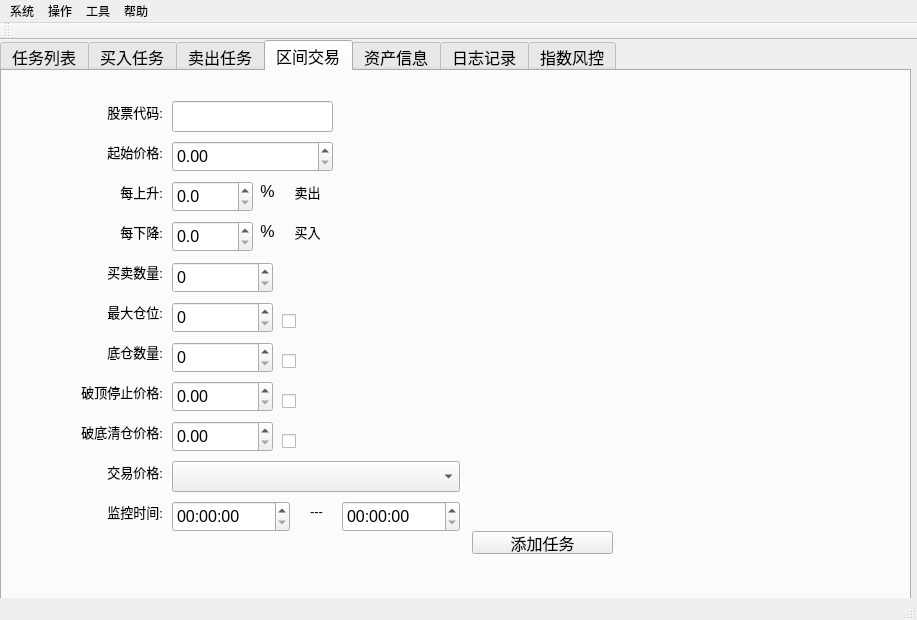
Qt form TradeWinner/trade_winner.ui (spartawwy/mytrd_proj) before a commit.
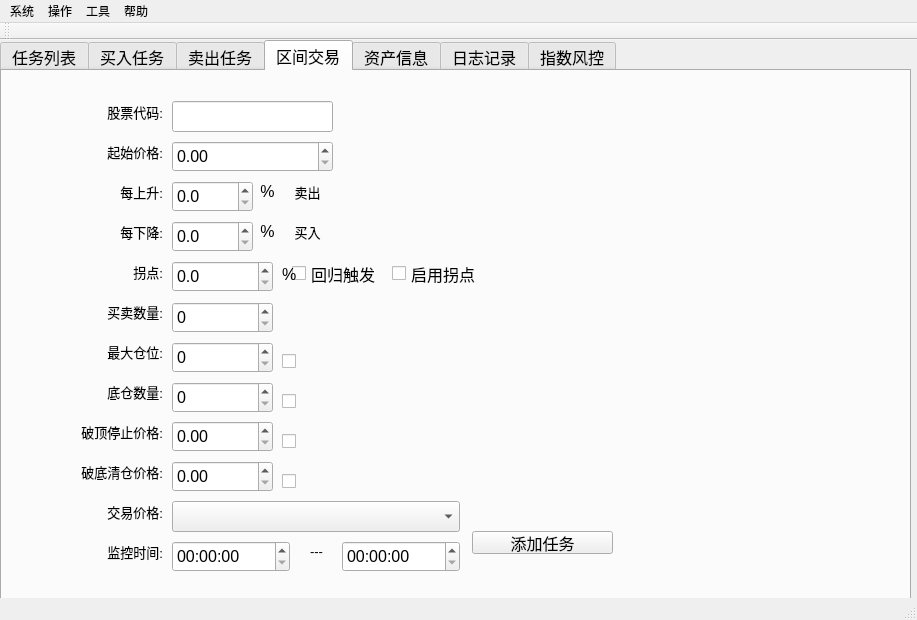
The same form after that commit. The open tabs and pages were chosen to show the change.

Commit message: add back trigger for rebounce of equalsec trade

What changed in the file:
```diff
--- a/TradeWinner/trade_winner.ui
+++ b/TradeWinner/trade_winner.ui
@@ -1716,7 +1716,7 @@
       <property name="geometry">
        <rect>
         <x>70</x>
-        <y>390</y>
+        <y>430</y>
         <width>91</width>
         <height>21</height>
        </rect>
@@ -1737,7 +1737,7 @@
       <property name="geometry">
        <rect>
         <x>170</x>
-        <y>430</y>
+        <y>470</y>
         <width>118</width>
         <height>31</height>
        </rect>
@@ -1747,7 +1747,7 @@
       <property name="geometry">
        <rect>
         <x>70</x>
-        <y>430</y>
+        <y>470</y>
         <width>91</width>
         <height>21</height>
        </rect>
@@ -1768,7 +1768,7 @@
       <property name="geometry">
        <rect>
         <x>340</x>
-        <y>430</y>
+        <y>470</y>
         <width>118</width>
         <height>31</height>
        </rect>
@@ -1778,7 +1778,7 @@
       <property name="geometry">
        <rect>
         <x>170</x>
-        <y>390</y>
+        <y>430</y>
         <width>288</width>
         <height>31</height>
        </rect>
@@ -1788,7 +1788,7 @@
       <property name="geometry">
        <rect>
         <x>300</x>
-        <y>430</y>
+        <y>470</y>
         <width>21</width>
         <height>21</height>
        </rect>
@@ -1809,7 +1809,7 @@
       <property name="geometry">
        <rect>
         <x>70</x>
-        <y>190</y>
+        <y>230</y>
         <width>91</width>
         <height>21</height>
        </rect>
@@ -1830,7 +1830,7 @@
       <property name="geometry">
        <rect>
         <x>170</x>
-        <y>191</y>
+        <y>231</y>
         <width>101</width>
         <height>31</height>
        </rect>
@@ -1853,7 +1853,7 @@
       <property name="geometry">
        <rect>
         <x>170</x>
-        <y>310</y>
+        <y>350</y>
         <width>101</width>
         <height>31</height>
        </rect>
@@ -1869,7 +1869,7 @@
       <property name="geometry">
        <rect>
         <x>70</x>
-        <y>310</y>
+        <y>350</y>
         <width>91</width>
         <height>21</height>
        </rect>
@@ -1890,7 +1890,7 @@
       <property name="geometry">
        <rect>
         <x>70</x>
-        <y>350</y>
+        <y>390</y>
         <width>91</width>
         <height>21</height>
        </rect>
@@ -1911,7 +1911,7 @@
       <property name="geometry">
        <rect>
         <x>170</x>
-        <y>350</y>
+        <y>390</y>
         <width>101</width>
         <height>31</height>
        </rect>
@@ -1927,7 +1927,7 @@
       <property name="geometry">
        <rect>
         <x>280</x>
-        <y>360</y>
+        <y>400</y>
         <width>61</width>
         <height>21</height>
        </rect>
@@ -1940,7 +1940,7 @@
       <property name="geometry">
        <rect>
         <x>280</x>
-        <y>320</y>
+        <y>360</y>
         <width>61</width>
         <height>21</height>
        </rect>
@@ -1953,7 +1953,7 @@
       <property name="geometry">
        <rect>
         <x>170</x>
-        <y>231</y>
+        <y>271</y>
         <width>101</width>
         <height>31</height>
        </rect>
@@ -1966,7 +1966,7 @@
       <property name="geometry">
        <rect>
         <x>70</x>
-        <y>230</y>
+        <y>270</y>
         <width>91</width>
         <height>21</height>
        </rect>
@@ -1987,7 +1987,7 @@
       <property name="geometry">
        <rect>
         <x>280</x>
-        <y>240</y>
+        <y>280</y>
         <width>61</width>
         <height>21</height>
        </rect>
@@ -2000,7 +2000,7 @@
       <property name="geometry">
        <rect>
         <x>70</x>
-        <y>270</y>
+        <y>310</y>
         <width>91</width>
         <height>21</height>
        </rect>
@@ -2021,7 +2021,7 @@
       <property name="geometry">
        <rect>
         <x>170</x>
-        <y>271</y>
+        <y>311</y>
         <width>101</width>
         <height>31</height>
        </rect>
@@ -2034,7 +2034,7 @@
       <property name="geometry">
        <rect>
         <x>280</x>
-        <y>280</y>
+        <y>320</y>
         <width>61</width>
         <height>21</height>
        </rect>
@@ -2043,6 +2043,92 @@
        <string/>
       </property>
      </widget>
+     <widget class="QWidget" name="wid_eqsec_rebounce_grp" native="true">
+      <property name="geometry">
+       <rect>
+        <x>70</x>
+        <y>180</y>
+        <width>311</width>
+        <height>41</height>
+       </rect>
+      </property>
+      <widget class="QCheckBox" name="cb_eqsec_back_trigger">
+       <property name="geometry">
+        <rect>
+         <x>220</x>
+         <y>12</y>
+         <width>91</width>
+         <height>21</height>
+        </rect>
+       </property>
+       <property name="text">
+        <string>回归触发</string>
+       </property>
+      </widget>
+      <widget class="QDoubleSpinBox" name="spinBox_eqsec_rebounce">
+       <property name="geometry">
+        <rect>
+         <x>100</x>
+         <y>10</y>
+         <width>101</width>
+         <height>31</height>
+        </rect>
+       </property>
+       <property name="decimals">
+        <number>1</number>
+       </property>
+       <property name="maximum">
+        <double>100.000000000000000</double>
+       </property>
+      </widget>
+      <widget class="QLabel" name="label_eqsec_percent">
+       <property name="geometry">
+        <rect>
+         <x>210</x>
+         <y>13</y>
+         <width>16</width>
+         <height>20</height>
+        </rect>
+       </property>
+       <property name="text">
+        <string>%</string>
+       </property>
+      </widget>
+      <widget class="QLabel" name="label_eqsec_rebounce">
+       <property name="geometry">
+        <rect>
+         <x>20</x>
+         <y>10</y>
+         <width>71</width>
+         <height>21</height>
+        </rect>
+       </property>
+       <property name="font">
+        <font>
+         <pointsize>10</pointsize>
+        </font>
+       </property>
+       <property name="text">
+        <string>拐点:</string>
+       </property>
+       <property name="alignment">
+        <set>Qt::AlignRight|Qt::AlignTrailing|Qt::AlignVCenter</set>
+       </property>
+      </widget>
+     </widget>
+     <widget class="QCheckBox" name="cb_eqsec_rebounce">
+      <property name="geometry">
+       <rect>
+        <x>390</x>
+        <y>192</y>
+        <width>92</width>
+        <height>21</height>
+       </rect>
+      </property>
+      <property name="text">
+       <string>启用拐点</string>
+      </property>
+     </widget>
     </widget>
     <widget class="QWidget" name="tab_capital">
      <attribute name="title">
```
Left out of the diff: 6 changed lines with no effect on the pictures. The commit also changes 8 other files.
